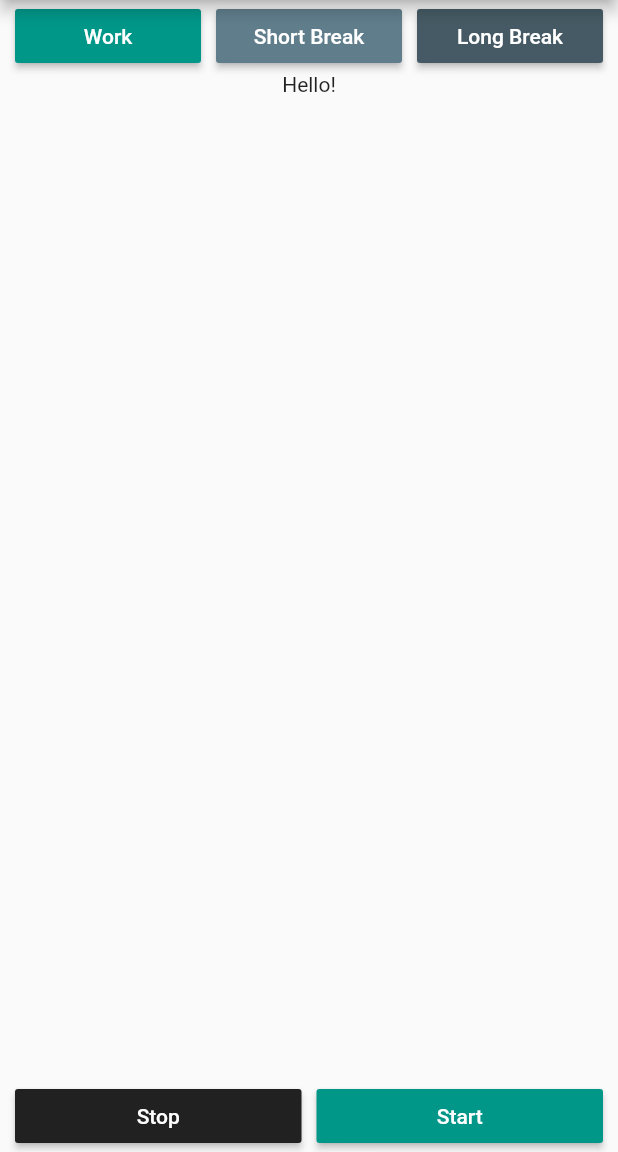
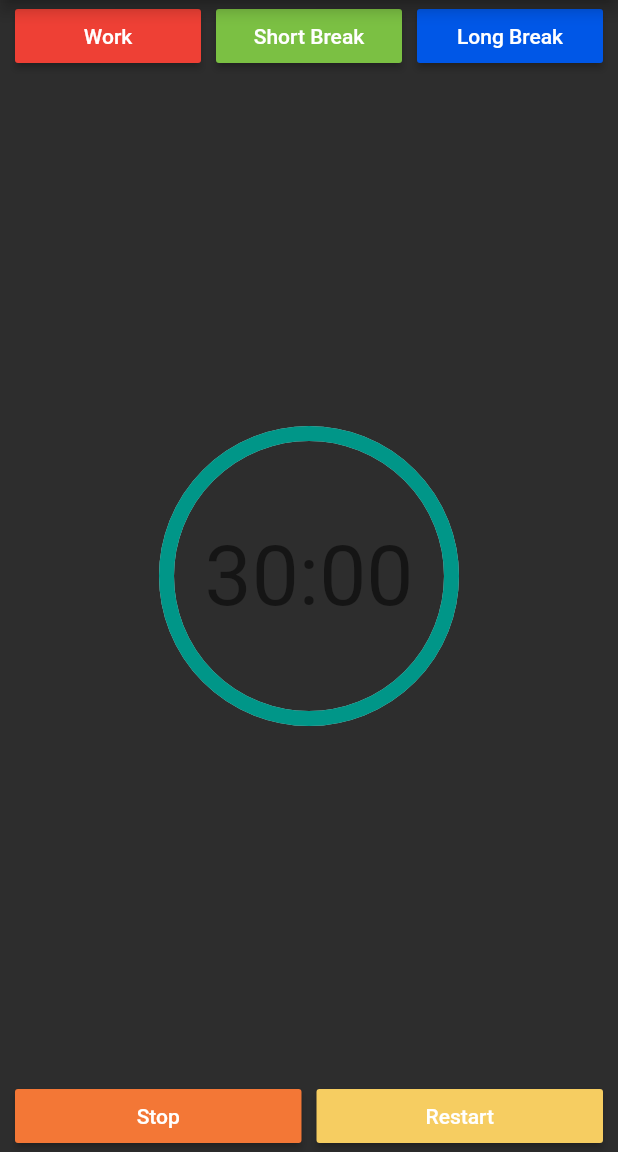
Before and after one commit to davidfffelix/productivity_timer, a Flutter app: the screen it shows after launch, on a phone screen of 412 x 824 dp, the part 84-1236 px from its top. Run offline on Flutter 3.47's test engine with Material 2 defaults, Android fonts, the phone set to English and light mode, and no system bars; drawn by our look-alikes of percent_indicator.

Commit message:
Insert new background color in the timer_page

```diff
--- a/lib/main.dart
+++ b/lib/main.dart
@@ -1,5 +1,4 @@
 import 'package:flutter/material.dart';
-
 import 'my_app.dart';
 
 void main() {
--- a/lib/my_app.dart
+++ b/lib/my_app.dart
@@ -1,5 +1,4 @@
 import 'package:flutter/material.dart';
-
 import 'timer/timer_page.dart';
 
 class MyApp extends StatelessWidget {
--- a/lib/timer/timer_page.dart
+++ b/lib/timer/timer_page.dart
@@ -1,5 +1,6 @@
 import 'package:flutter/material.dart';
 import '../components/productivity_button.dart';
+import 'package:percent_indicator/percent_indicator.dart';
 
 class TimerPage extends StatelessWidget {
   const TimerPage({super.key});
@@ -10,6 +11,7 @@ class TimerPage extends StatelessWidget {
   @override
   Widget build(BuildContext context) {
     return Scaffold(
+      backgroundColor: Color(0xff2D2D2D),
       appBar: AppBar(
         title: const Text('My Work Time'),
       ),
@@ -23,7 +25,7 @@ class TimerPage extends StatelessWidget {
                 ),
                 Expanded(
                   child: ProductivityButton(
-                    color: const Color(0xff009688),
+                    color: const Color(0xffee4035),
                     text: 'Work',
                     size: 3,
                     onPressed: emptyMethod,
@@ -34,7 +36,7 @@ class TimerPage extends StatelessWidget {
                 ),
                 Expanded(
                   child: ProductivityButton(
-                    color: Color(0xff607D8B),
+                    color: Color(0xff7bc043),
                     //TODO: Formatar o texto
                     text: 'Short Break',
                     size: 3,
@@ -46,7 +48,7 @@ class TimerPage extends StatelessWidget {
                 ),
                 Expanded(
                   child: ProductivityButton(
-                    color: Color(0xff455A64),
+                    color: Color(0xff0057e7),
                     text: 'Long Break',
                     size: 3,
                     onPressed: emptyMethod,
@@ -57,8 +59,18 @@ class TimerPage extends StatelessWidget {
                 ),
               ],
             ),
-            const Expanded(
-              child: Text('Hello!'),
+            Expanded(
+              child: CircularPercentIndicator(
+                radius: 100,
+                lineWidth: 10,
+                percent: 1,
+                // Definimos widget dentro do indicador
+                center: Text(
+                  '30:00',
+                  style: Theme.of(context).textTheme.displayMedium,
+                ),
+                progressColor: Color(0xff009688),
+              ),
             ),
             Row(
               children: [
@@ -67,7 +79,7 @@ class TimerPage extends StatelessWidget {
                 ),
                 Expanded(
                   child: ProductivityButton(
-                    color: Color(0xff212121),
+                    color: Color(0xfff37736),
                     text: 'Stop',
                     size: 3,
                     onPressed: emptyMethod,
@@ -78,8 +90,8 @@ class TimerPage extends StatelessWidget {
                 ),
                 Expanded(
                   child: ProductivityButton(
-                    color: Color(0xff009688),
-                    text: 'Start',
+                    color: Color(0xfff6cd61),
+                    text: 'Restart',
                     onPressed: emptyMethod,
                     size: 3,
                   ),
--- a/pubspec.yaml
+++ b/pubspec.yaml
@@ -30,6 +30,7 @@ environment:
 dependencies:
   flutter:
     sdk: flutter
+  percent_indicator: ^4.2.3
 
 
   # The following adds the Cupertino Icons font to your application.
```
Also changed, not shown: pubspec.lock.
